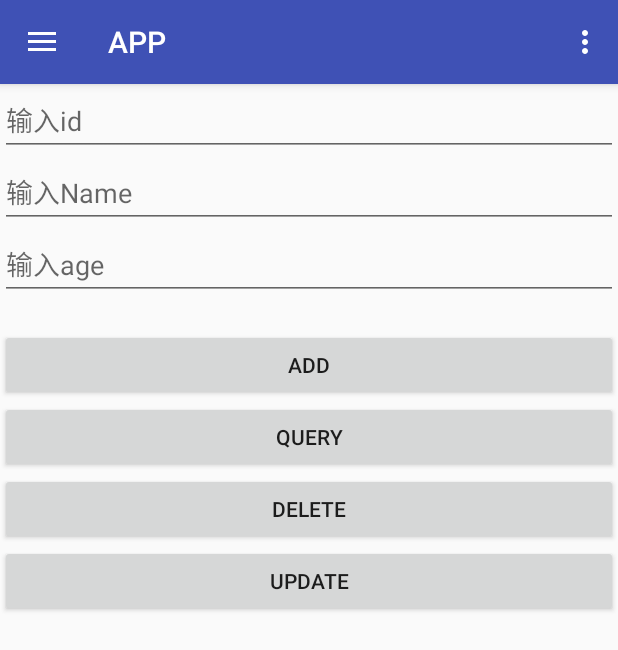
After one commit to xiehui999/fuseProgram, an Android app: the fragment GreenDaoFragment placed in its activity, on a phone screen of 412 x 824 dp. The commit adds this screen. Shown: the top 650 px of the screen. Run offline under Robolectric (Android 15) with nearby library versions, the phone set to English and light mode, and no system bars; our stand-ins replace ButterKnife; libraries missing offline, so code that uses them is left out: de.greenrobot.dao; 9 statements that could not run were skipped.

Commit message:
GreenDao2.0
GreenDao2.0

```diff
--- a/app/build.gradle
+++ b/app/build.gradle
@@ -19,6 +19,11 @@ android {
             proguardFiles getDefaultProguardFile('proguard-android.txt'), 'proguard-rules.pro'
         }
     }
+    sourceSets {
+        main {
+            java.srcDirs = ['src/main/java', 'src/main/java-gen']
+        }
+    }
 }
 
 dependencies {
@@ -37,4 +42,5 @@ dependencies {
     apt 'com.jakewharton:butterknife-compiler:8.2.1'
     compile 'de.hdodenhof:circleimageview:1.3.0'
     compile 'com.google.android.gms:play-services-appindexing:8.1.0'
+    compile 'org.greenrobot:greendao:2.2.0'
 }
--- /dev/null
+++ b/app/src/main/java/com/example/xh/ui/GreenDaoFragment.java
@@ -0,0 +1,139 @@
+package com.example.xh.ui;
+
+import android.database.Cursor;
+import android.database.sqlite.SQLiteDatabase;
+import android.os.Bundle;
+import android.support.annotation.Nullable;
+import android.support.v4.app.Fragment;
+import android.view.LayoutInflater;
+import android.view.View;
+import android.view.ViewGroup;
+import android.widget.Button;
+import android.widget.EditText;
+import android.widget.TextView;
+
+import com.example.greendao.DaoMaster;
+import com.example.greendao.DaoSession;
+import com.example.greendao.Person;
+import com.example.greendao.PersonDao;
+import com.example.xh.R;
+
+import java.util.List;
+
+import de.greenrobot.dao.query.QueryBuilder;
+
+/**
+ * Created by xiehui on 2016/12/23.
+ */
+public class GreenDaoFragment extends Fragment implements View.OnClickListener {
+
+    private TextView textView;
+    private Button add,delete,update,query;
+    private EditText et_id,et_name,et_age;
+    private DaoMaster.DevOpenHelper mHelper;
+    private SQLiteDatabase db;
+    private DaoMaster mDaoMaster;
+    private DaoSession mDaoSession;
+    private PersonDao mPersonDao;
+    private Cursor cursor;
+    private long id;
+    private int age;
+    private String name;
+
+    @Override
+    public void onViewCreated(View view, @Nullable Bundle savedInstanceState) {
+        super.onViewCreated(view, savedInstanceState);
+        textView = (TextView) view.findViewById(R.id.text);
+        add = (Button) view.findViewById(R.id.add);
+        query = (Button) view.findViewById(R.id.query);
+        delete = (Button) view.findViewById(R.id.delete);
+        update = (Button) view.findViewById(R.id.update);
+        et_age= (EditText) view.findViewById(R.id.et_age);
+        et_id= (EditText) view.findViewById(R.id.et_id);
+        et_name= (EditText) view.findViewById(R.id.et_name);
+    }
+
+    @Nullable
+    @Override
+    public View onCreateView(LayoutInflater inflater, @Nullable ViewGroup container, @Nullable Bundle savedInstanceState) {
+        return inflater.inflate(R.layout.greendao, null);
+    }
+
+    @Override
+    public void onActivityCreated(@Nullable Bundle savedInstanceState) {
+        super.onActivityCreated(savedInstanceState);
+
+        add.setOnClickListener(this);
+        query.setOnClickListener(this);
+        update.setOnClickListener(this);
+        delete.setOnClickListener(this);
+    }
+
+    @Override
+    public void onCreate(@Nullable Bundle savedInstanceState) {
+        super.onCreate(savedInstanceState);
+        mHelper=new DaoMaster.DevOpenHelper(getActivity(),"dbtest",null);
+        db=mHelper.getWritableDatabase();
+        mDaoMaster= new DaoMaster(db);
+        mDaoSession=mDaoMaster.newSession();
+        mPersonDao= mDaoSession.getPersonDao();
+        //cursor=db.query(mPersonDao.getTablename(),mPersonDao.getAllColumns(),null,null,null,null,null);
+        query();
+    }
+
+    @Override
+    public void onClick(View v) {
+        name=et_name.getText().toString().trim();
+        try {
+            age=Integer.parseInt(et_age.getText().toString().trim());
+            id=Long.parseLong(et_id.getText().toString().trim());
+
+        }catch (Exception e){
+            age=25;
+            id=1;
+            e.printStackTrace();
+        }
+        switch (v.getId()) {
+            case R.id.add:
+                add();
+                break;
+            case R.id.update:
+                update();
+                break;
+            case R.id.delete:
+                delete();
+                break;
+            case R.id.query:
+                query();
+                break;
+
+        }
+        query();
+    }
+
+    private void add() {
+        Person person=new Person(null,name,age);
+        long l= mPersonDao.insert(person);
+        System.out.println("插入返回值:"+l);
+    }
+    private void query() {
+        textView.setText("");
+        QueryBuilder<Person> queryBuilder=mPersonDao.queryBuilder().where(PersonDao.Properties.Name.eq(name));
+        List<Person> persons = queryBuilder.list();
+        for (Person person:persons){
+            textView.append(person.toString()+"\n");
+        }
+
+    }
+
+    private void delete() {
+        mPersonDao.deleteByKey(id);
+       // mPersonDao.deleteAll();//删除所有
+       // mPersonDao.delete(new Person(id,name,age));//删除指定值项
+    }
+
+    private void update() {
+        mPersonDao.update(new Person(id,name,age));
+    }
+
+}
--- /dev/null
+++ b/app/src/main/res/layout/greendao.xml
@@ -0,0 +1,57 @@
+<?xml version="1.0" encoding="utf-8"?>
+<LinearLayout xmlns:android="http://schemas.android.com/apk/res/android"
+    android:layout_width="match_parent"
+    android:layout_height="match_parent"
+    android:orientation="vertical">
+
+    <EditText
+        android:id="@+id/et_id"
+        android:layout_width="match_parent"
+        android:layout_height="wrap_content"
+        android:hint="输入id" />
+
+    <EditText
+        android:id="@+id/et_name"
+        android:layout_width="match_parent"
+        android:layout_height="wrap_content"
+        android:hint="输入Name" />
+
+    <EditText
+        android:id="@+id/et_age"
+        android:layout_width="match_parent"
+        android:layout_height="wrap_content"
+        android:hint="输入age" />
+
+    <TextView
+        android:id="@+id/text"
+        android:layout_width="fill_parent"
+        android:layout_height="wrap_content"
+        android:layout_alignParentTop="true"
+        android:layout_gravity="center_horizontal"></TextView>
+
+    <Button
+        android:id="@+id/add"
+        android:layout_width="match_parent"
+        android:layout_height="wrap_content"
+        android:text="Add" />
+
+    <Button
+        android:id="@+id/query"
+        android:layout_width="match_parent"
+        android:layout_height="wrap_content"
+        android:text="Query" />
+
+    <Button
+        android:id="@+id/delete"
+        android:layout_width="match_parent"
+        android:layout_height="wrap_content"
+        android:text="Delete" />
+
+    <Button
+        android:id="@+id/update"
+        android:layout_width="match_parent"
+        android:layout_height="wrap_content"
+        android:text="Update" />
+
+
+</LinearLayout>
--- a/app/src/main/res/menu/drawer.xml
+++ b/app/src/main/res/menu/drawer.xml
@@ -19,5 +19,9 @@
             android:id="@+id/navigation_setting"
             android:icon="@drawable/drawer_icon_setting"
             android:title="百度定位" />
+        <item
+            android:id="@+id/navigation_greendao"
+            android:icon="@drawable/drawer_icon_setting"
+            android:title="GreenDao" />
     </group>
 </menu>
--- /dev/null
+++ b/customgreendao/build.gradle
@@ -0,0 +1,6 @@
+apply plugin: 'java'
+
+dependencies {
+    compile fileTree(dir: 'libs', include: ['*.jar'])
+    compile 'org.greenrobot:greendao-generator:2.2.0'
+}
--- a/settings.gradle
+++ b/settings.gradle
@@ -1 +1 @@
-include ':app'
+include ':app', ':customgreendao'
```
Also changed, not shown: app/src/main/java-gen/com/example/greendao/DaoMaster.java (added, +70 -0 lines), app/src/main/java-gen/com/example/greendao/DaoSession.java (added, +49 -0 lines), app/src/main/java-gen/com/example/greendao/Person.java (added, +61 -0 lines), app/src/main/java-gen/com/example/greendao/PersonDao.java (added, +120 -0 lines), app/src/main/java/com/example/xh/MainActivity.java (+7 -0 lines), customgreendao/src/main/java/com/example/CustomGreenDao.java (added, +36 -0 lines), 1 other file.
